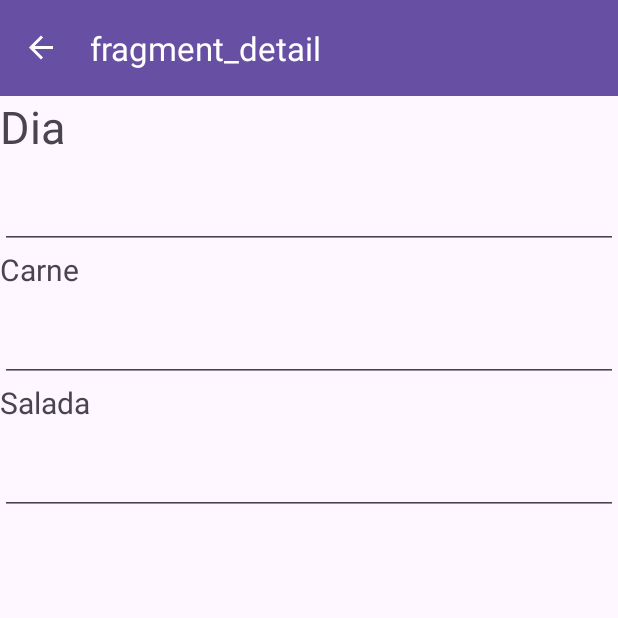
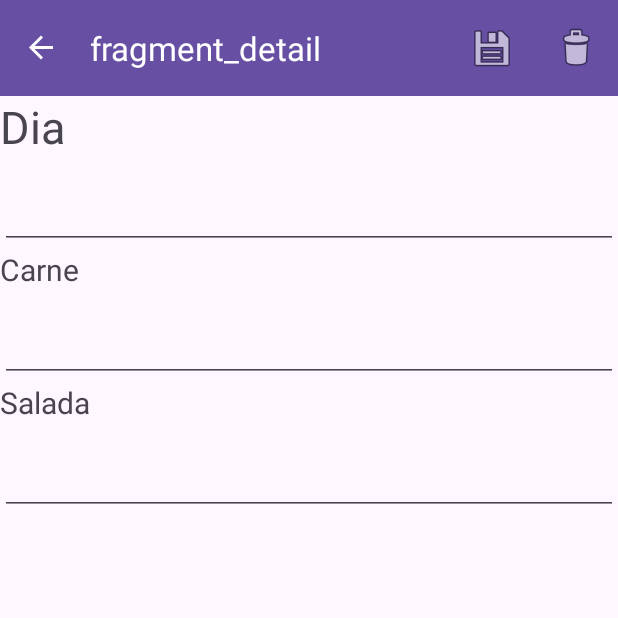
Before and after one commit to josebiaggiodev/Menu, an Android app: the DetailFragment screen opened through its navigation route, on a phone screen of 412 x 824 dp, the top half of it. Run offline under Robolectric (Android 15) with nearby library versions, the phone set to English and light mode, and no system bars; our stand-ins replace Room's generated code, navigation-ui; 1 statement that could not run was skipped.

Commit message:
Added the functionality to update and delete food options from the menu

```diff
--- a/app/src/main/java/br/edu/ifsp/aluno/menu/data/MenuDAO.kt
+++ b/app/src/main/java/br/edu/ifsp/aluno/menu/data/MenuDAO.kt
@@ -2,13 +2,22 @@ package br.edu.ifsp.aluno.menu.data
 
 import androidx.lifecycle.LiveData
 import androidx.room.Dao
+import androidx.room.Delete
 import androidx.room.Insert
 import androidx.room.Query
+import androidx.room.Update
 
 @Dao
 interface MenuDAO {
     @Insert
     suspend fun insert(menu: Menu)
+
+    @Update
+    suspend fun update (menu: Menu)
+
+    @Delete
+    suspend fun delete(menu: Menu)
+
     @Query("SELECT * FROM menu ORDER BY day")
     fun getAllOptionsOfTheMenu(): LiveData<List<Menu>>
 
--- a/app/src/main/java/br/edu/ifsp/aluno/menu/ui/DetailFragment.kt
+++ b/app/src/main/java/br/edu/ifsp/aluno/menu/ui/DetailFragment.kt
@@ -2,25 +2,36 @@ package br.edu.ifsp.aluno.menu.ui
 
 import android.os.Bundle
 import android.view.LayoutInflater
+import android.view.MenuInflater
+import android.view.MenuItem
 import android.view.View
 import android.view.ViewGroup
 import android.widget.EditText
+import androidx.core.view.MenuHost
+import androidx.core.view.MenuProvider
 import androidx.fragment.app.Fragment
+import androidx.lifecycle.Lifecycle
 import androidx.lifecycle.ViewModelProvider
+import androidx.navigation.fragment.findNavController
+import br.edu.ifsp.aluno.menu.R
 import br.edu.ifsp.aluno.menu.data.Menu
 import br.edu.ifsp.aluno.menu.databinding.FragmentDetailBinding
 import br.edu.ifsp.aluno.menu.viewmodel.MenuViewModel
+import com.google.android.material.snackbar.Snackbar
 
 class DetailFragment : Fragment() {
     private var _binding: FragmentDetailBinding? = null
     private val binding get() = _binding!!
     lateinit var menu: Menu
+
     lateinit var dayEditText: EditText
     lateinit var meatEditText: EditText
     lateinit var saladEditText: EditText
+
     lateinit var viewModel: MenuViewModel
     override fun onCreate(savedInstanceState: Bundle?) {
         super.onCreate(savedInstanceState)
+
         viewModel = ViewModelProvider(this).get(MenuViewModel::class.java)
     }
     override fun onCreateView(
@@ -33,11 +44,15 @@ class DetailFragment : Fragment() {
     }
     override fun onViewCreated(view: View, savedInstanceState: Bundle?) {
         super.onViewCreated(view, savedInstanceState)
+
         dayEditText = binding.commonLayout.editTextDay
         meatEditText = binding.commonLayout.editTextMeat
         saladEditText = binding.commonLayout.editTextSalad
+
         val idMenu = requireArguments().getInt("idMenu")
+
         viewModel.getMenuById(idMenu)
+
         viewModel.menu.observe(viewLifecycleOwner) { result ->
             result?.let {
                 menu = result
@@ -46,5 +61,35 @@ class DetailFragment : Fragment() {
                 saladEditText.setText(menu.salad)
             }
         }
+
+        val menuHost: MenuHost = requireActivity()
+
+        menuHost.addMenuProvider(object: MenuProvider {
+            override fun onCreateMenu(menu: android.view.Menu, menuInflater: MenuInflater) {
+                // Add menu items here
+                menuInflater.inflate(R.menu.detail_menu, menu)
+            }
+            override fun onMenuItemSelected(menuItem: MenuItem): Boolean {
+                // Handle the menu selection
+                return when (menuItem.itemId) {
+                    R.id.action_updateMenu -> {
+                        menu.day = dayEditText.text.toString()
+                        menu.meat = meatEditText.text.toString()
+                        menu.salad = saladEditText.text.toString()
+                        viewModel.update(menu)
+                        Snackbar.make(binding.root, "Opção do menu alterada", Snackbar.LENGTH_SHORT).show()
+                        findNavController().popBackStack()
+                        true
+                    }
+                    R.id.action_deleteMenu ->{
+                        viewModel.delete(menu)
+                        Snackbar.make(binding.root, "Opção do menu apagada", Snackbar.LENGTH_SHORT).show()
+                        findNavController().popBackStack()
+                        true
+                    }
+                    else -> false
+                }
+            }
+        }, viewLifecycleOwner, Lifecycle.State.RESUMED)
     }
 }
--- /dev/null
+++ b/app/src/main/res/menu/detail_menu.xml
@@ -0,0 +1,14 @@
+<?xml version="1.0" encoding="utf-8"?>
+<menu xmlns:android="http://schemas.android.com/apk/res/android"
+    xmlns:app="http://schemas.android.com/apk/res-auto">
+    <item
+        android:id="@+id/action_updateMenu"
+        android:title="Salvar"
+        android:icon="@android:drawable/ic_menu_save"
+        app:showAsAction="always"/>
+    <item
+        android:id="@+id/action_deleteMenu"
+        android:title="Excluir"
+        app:showAsAction="always"
+        android:icon="@android:drawable/ic_menu_delete"/>
+</menu>
```
Also changed, not shown: app/src/main/java/br/edu/ifsp/aluno/menu/repository/MenuRepository.kt (+8 -0 lines), app/src/main/java/br/edu/ifsp/aluno/menu/viewmodel/MenuViewModel.kt (+8 -0 lines).
